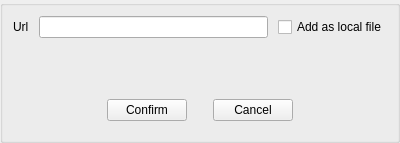
This is src/Editor/Resources/WebResourceOverlay.ui in RemotelyChaotic/JOIPEngine as Qt 5 draws it before an edit. The edited form follows.
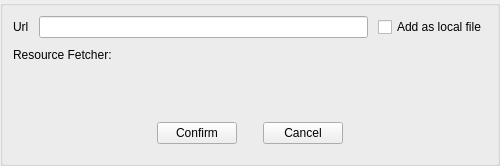
This is the edited form. Custom widgets are drawn as their Qt base class.

Commit message: Added a Philomena Resource Adder

Patch:
```diff
--- a/src/Editor/Resources/WebResourceOverlay.ui
+++ b/src/Editor/Resources/WebResourceOverlay.ui
@@ -6,25 +6,25 @@
    <rect>
     <x>0</x>
     <y>0</y>
-    <width>400</width>
-    <height>143</height>
+    <width>500</width>
+    <height>166</height>
    </rect>
   </property>
   <property name="sizePolicy">
-   <sizepolicy hsizetype="Fixed" vsizetype="Minimum">
+   <sizepolicy hsizetype="Preferred" vsizetype="Minimum">
     <horstretch>0</horstretch>
     <verstretch>0</verstretch>
    </sizepolicy>
   </property>
   <property name="minimumSize">
    <size>
-    <width>400</width>
+    <width>500</width>
     <height>0</height>
    </size>
   </property>
   <property name="maximumSize">
    <size>
-    <width>400</width>
+    <width>500</width>
     <height>16777215</height>
    </size>
   </property>
@@ -71,12 +71,18 @@
       <item row="0" column="1">
        <widget class="QLineEdit" name="pUrlLineEdit"/>
       </item>
-      <item row="0" column="0">
-       <widget class="QLabel" name="label">
-        <property name="text">
-         <string>Url</string>
+      <item row="2" column="1" colspan="2">
+       <spacer name="verticalSpacer">
+        <property name="orientation">
+         <enum>Qt::Vertical</enum>
         </property>
-       </widget>
+        <property name="sizeHint" stdset="0">
+         <size>
+          <width>20</width>
+          <height>40</height>
+         </size>
+        </property>
+       </spacer>
       </item>
       <item row="0" column="2">
        <widget class="QCheckBox" name="pAddAsLocalCheckBox">
@@ -85,7 +91,14 @@
         </property>
        </widget>
       </item>
-      <item row="2" column="0" colspan="3">
+      <item row="0" column="0">
+       <widget class="QLabel" name="label">
+        <property name="text">
+         <string>Url</string>
+        </property>
+       </widget>
+      </item>
+      <item row="3" column="0" colspan="3">
        <widget class="QWidget" name="widget" native="true">
         <layout class="QGridLayout" name="gridLayout">
          <item row="0" column="3">
@@ -147,18 +160,12 @@
         </layout>
        </widget>
       </item>
-      <item row="1" column="1" colspan="2">
-       <spacer name="verticalSpacer">
-        <property name="orientation">
-         <enum>Qt::Vertical</enum>
+      <item row="1" column="0" colspan="3">
+       <widget class="QLabel" name="pFetcherLabel">
+        <property name="text">
+         <string>Resource Fetcher: &lt;None&gt;</string>
         </property>
-        <property name="sizeHint" stdset="0">
-         <size>
-          <width>20</width>
-          <height>40</height>
-         </size>
-        </property>
-       </spacer>
+       </widget>
       </item>
      </layout>
     </widget>
```
The commit also changes 12 other files.
